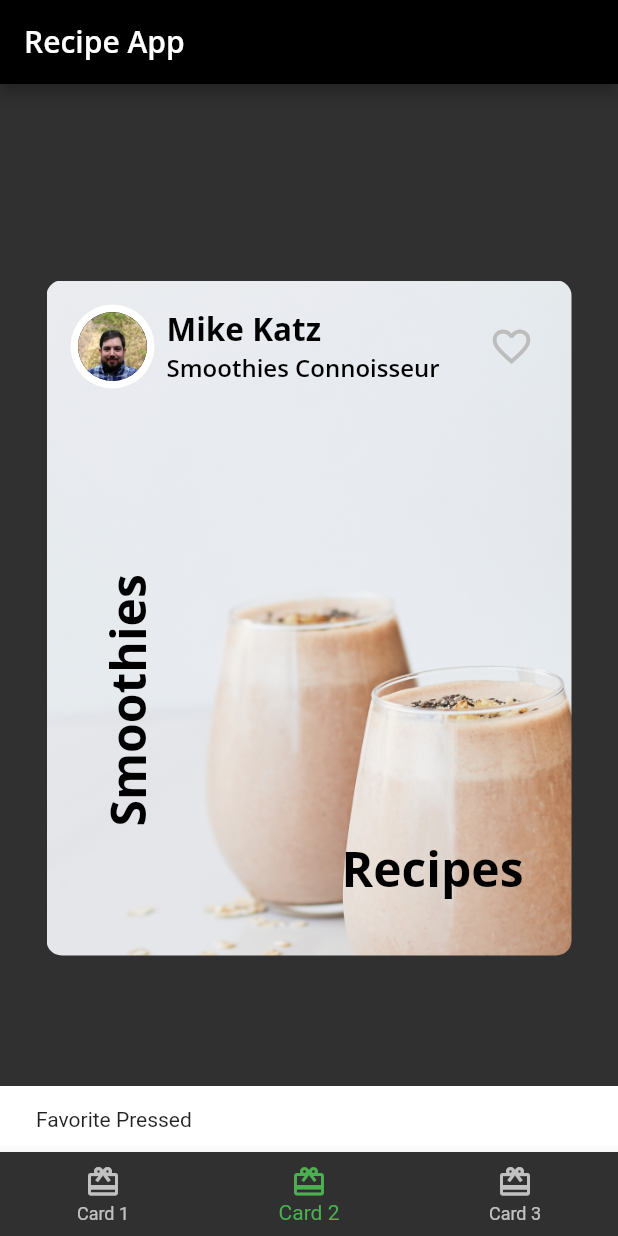
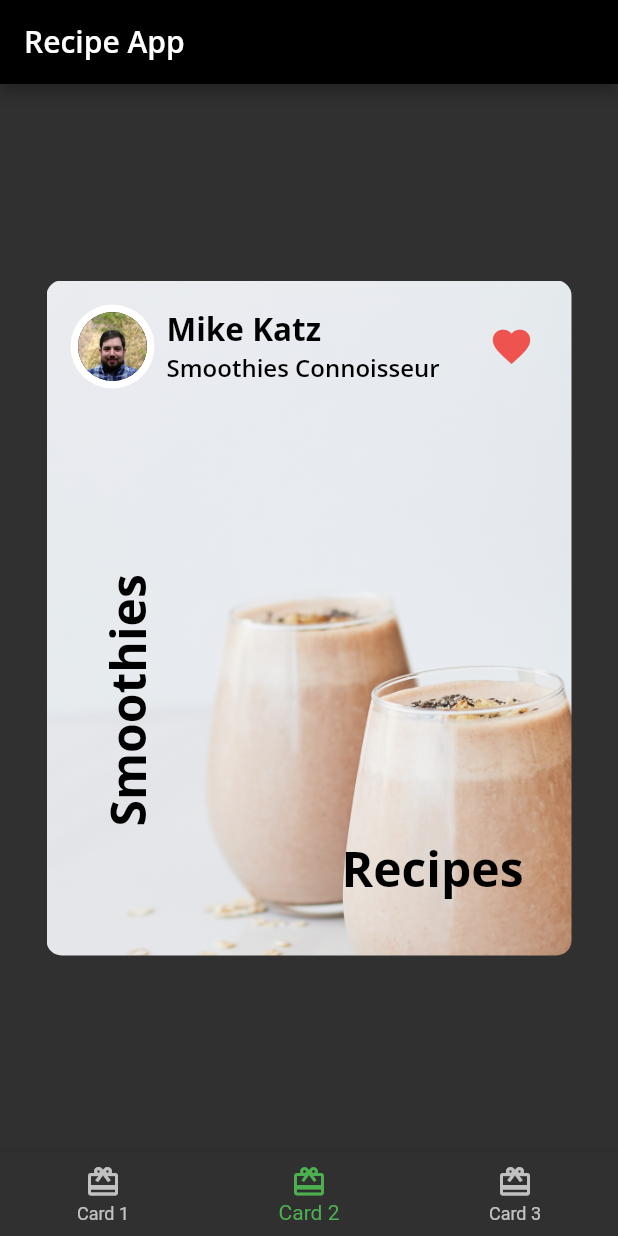
Before and after one commit to princeabdul90/social_recipe_app, a Flutter app: the screen it shows after launch, item 2 of the bottom bar chosen, after a tap on the "favorite outline" icon, on a phone screen of 412 x 824 dp. Run offline on Flutter 3.47's test engine with Material 2 defaults, Android fonts, the phone set to English and light mode, and no system bars; our stand-ins replace google_fonts.

Commit message:
author card updated

```diff
--- a/lib/components/author_card.dart
+++ b/lib/components/author_card.dart
@@ -2,7 +2,7 @@ import 'package:flutter/material.dart';
 import 'package:recipe_app/components/cirlce_image.dart';
 import 'package:recipe_app/theme/theme.dart';
 
-class AuthorCard extends StatelessWidget {
+class AuthorCard extends StatefulWidget {
   const AuthorCard({
     Key? key,
     required this.authorName,
@@ -15,29 +15,55 @@ class AuthorCard extends StatelessWidget {
   final ImageProvider? imageProvider;
 
   @override
+  State<AuthorCard> createState() => _AuthorCardState();
+}
+
+class _AuthorCardState extends State<AuthorCard> {
+  bool _isFavorited = false;
+
+  void _onTappedFavorite() {
+    setState(() {
+      _isFavorited = !_isFavorited;
+    });
+  }
+
+  @override
   Widget build(BuildContext context) {
     return Row(
       mainAxisAlignment: MainAxisAlignment.spaceBetween,
       children: [
         Row(
           children: [
-            CircleImage(imageProvider: imageProvider, imageRadius: 28,),
-            const SizedBox(width: 8,),
+            CircleImage(
+              imageProvider: widget.imageProvider,
+              imageRadius: 28,
+            ),
+            const SizedBox(
+              width: 8,
+            ),
             Column(
               crossAxisAlignment: CrossAxisAlignment.start,
               children: [
-                Text(authorName, style: RecipeTheme.lightThemeText.headline2,),
-                Text(title, style: RecipeTheme.lightThemeText.headline3,)
+                Text(
+                  widget.authorName,
+                  style: RecipeTheme.lightThemeText.headline2,
+                ),
+                Text(
+                  widget.title,
+                  style: RecipeTheme.lightThemeText.headline3,
+                )
               ],
             )
           ],
         ),
         IconButton(
-            onPressed: (){
-              const snackBar = SnackBar(content: Text('Favorite Pressed'));
-              ScaffoldMessenger.of(context).showSnackBar(snackBar);
-            },
-            icon: Icon(Icons.favorite_border, size: 30, color: Colors.grey[400],)),
+          onPressed: _onTappedFavorite,
+          icon: Icon(
+            _isFavorited ? Icons.favorite : Icons.favorite_border,
+            size: 30,
+            color: Colors.red[400],
+          ),
+        ),
       ],
     );
   }
```
